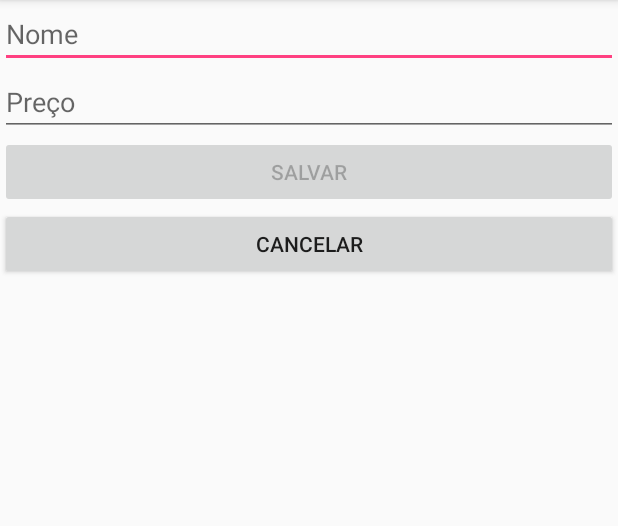
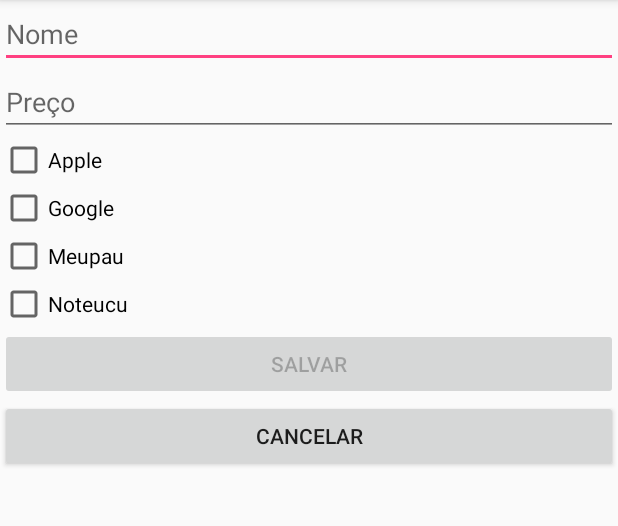
Before and after one commit to DevMobUFRJ/ContaComigo, an Android app: the AddProdutoActivity screen opened directly, with no data from a screen before it, on a phone screen of 412 x 824 dp, the part 84-610 px from its top. Run offline under Robolectric (Android 15) with nearby library versions, the phone set to English and light mode, and no system bars.

Commit message:
added dynamic checkbox

```diff
--- a/app/src/main/java/com/devmob/contacomigo/activities/AddProdutoActivity.java
+++ b/app/src/main/java/com/devmob/contacomigo/activities/AddProdutoActivity.java
@@ -7,7 +7,9 @@
 import android.text.Editable;
 import android.text.TextWatcher;
 import android.view.View;
+import android.view.ViewGroup;
 import android.widget.Button;
+import android.widget.CheckBox;
 import android.widget.EditText;
 import android.widget.Toast;
 
@@ -62,6 +64,15 @@
                 finish();
             }
         });
+
+        String[] array = new String[]{"Apple", "Google", "Meupau", "Noteucu"};
+        ViewGroup checkboxContainer = (ViewGroup) findViewById(R.id.checkbox_container);
+
+        for (int i = 0; i < array.length; i++) {
+            CheckBox checkBox = new CheckBox(this);
+            checkBox.setText(array[i]);
+            checkboxContainer.addView(checkBox);
+        }
     }
     //  create a textWatcher member
     private TextWatcher mTextWatcher = new TextWatcher() {
--- a/app/src/main/res/layout/activity_add_produto.xml
+++ b/app/src/main/res/layout/activity_add_produto.xml
@@ -17,6 +17,20 @@
         android:hint="Preço"
         android:inputType="numberDecimal" />
 
+    <ScrollView
+        android:layout_width="wrap_content"
+        android:layout_height="wrap_content" >
+
+        <LinearLayout xmlns:android="http://schemas.android.com/apk/res/android"
+            android:id="@+id/checkbox_container"
+            android:orientation="vertical"
+            android:layout_width="match_parent"
+            android:layout_height="match_parent">
+
+        </LinearLayout>
+    </ScrollView>
+
+
     <Button
         android:id="@+id/salvar"
         android:layout_width="match_parent"
```
